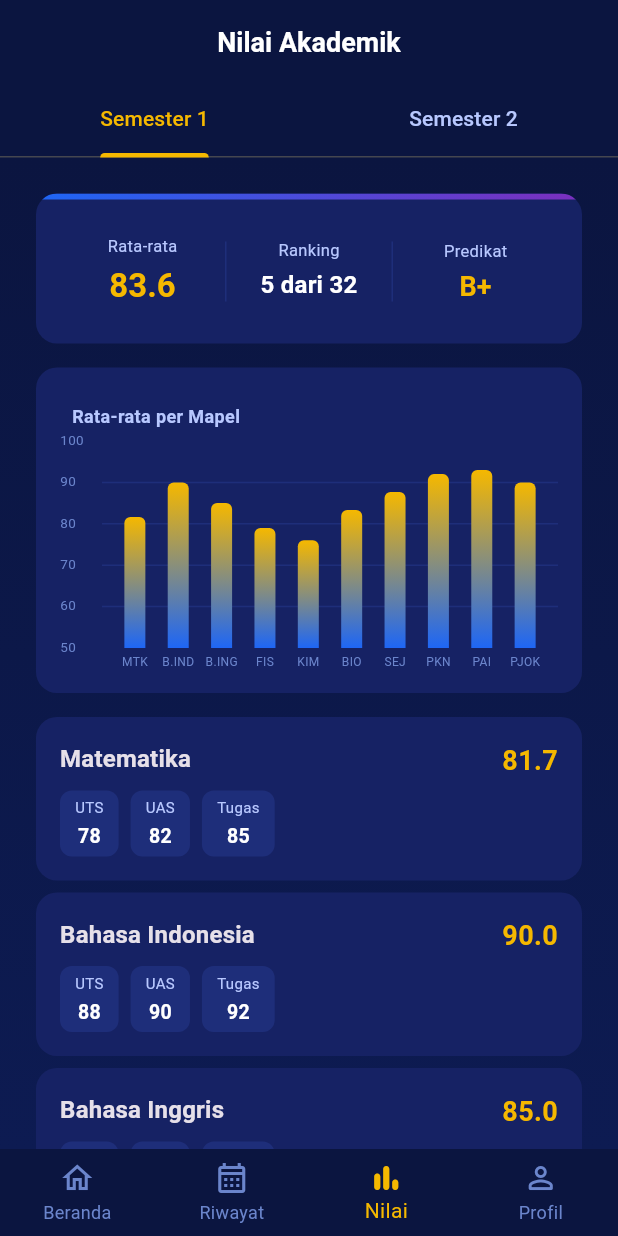
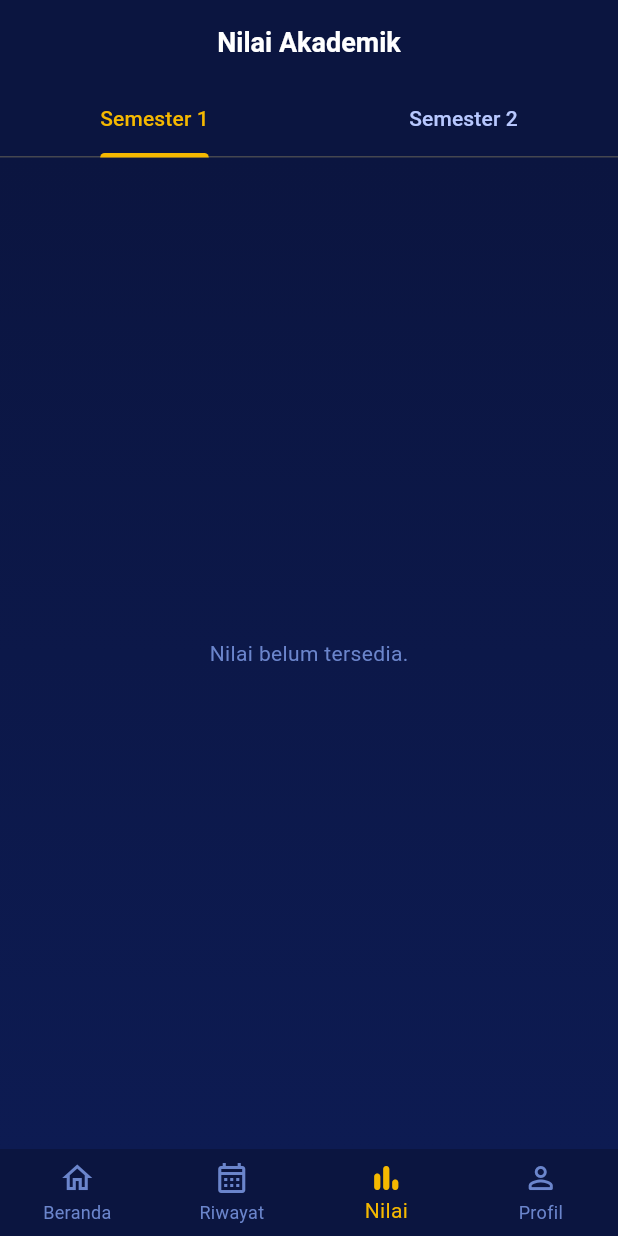
Before and after one commit to Keroo0/ambis-attendance, a Flutter app: the GradesScreen screen opened by its route, on a phone screen of 412 x 824 dp. Run offline on Flutter 3.47's test engine with Material 3 defaults, Android fonts, the phone set to English and light mode, and no system bars; drawn by our look-alikes of toastification; our stand-ins replace camera, drift, flutter_riverpod, flutter_secure_storage, geolocator, go_router and 3 more; missing offline and left inert: google_ml_kit, tflite_flutter; accounts and stored records are empty; generated files the repository leaves out were written again.

Commit message:
feat(grades): wire GradesScreen to Drift via gradesProvider, remove dummy data
Replace hardcoded DummySubjectGrade/DummySummary with real SubjectGrade/GradeSummary
from GradeRepository; add gradesProvider FutureProvider.family for Semester 1/2;
add loading/error/empty states; delete dummy_grades.dart.

Co-Authored-By: Claude Sonnet 4.6 <noreply@anthropic.com>

```diff
--- a/lib/features/grades/data/dummy_grades.dart
+++ /dev/null
@@ -1,69 +0,0 @@
-class DummySubjectGrade {
-  final String subject;
-  final double utsScore;
-  final double uasScore;
-  final double tugasScore;
-
-  const DummySubjectGrade({
-    required this.subject,
-    required this.utsScore,
-    required this.uasScore,
-    required this.tugasScore,
-  });
-
-  double get average => (utsScore + uasScore + tugasScore) / 3;
-}
-
-class DummySummary {
-  final double overallAverage;
-  final int rank;
-  final int totalStudents;
-  final String predikat;
-
-  const DummySummary({
-    required this.overallAverage,
-    required this.rank,
-    required this.totalStudents,
-    required this.predikat,
-  });
-}
-
-const kDummyGradesSem1 = [
-  DummySubjectGrade(subject: 'Matematika',            utsScore: 78, uasScore: 82, tugasScore: 85),
-  DummySubjectGrade(subject: 'Bahasa Indonesia',      utsScore: 88, uasScore: 90, tugasScore: 92),
-  DummySubjectGrade(subject: 'Bahasa Inggris',        utsScore: 82, uasScore: 85, tugasScore: 88),
-  DummySubjectGrade(subject: 'Fisika',                utsScore: 75, uasScore: 79, tugasScore: 83),
-  DummySubjectGrade(subject: 'Kimia',                 utsScore: 72, uasScore: 76, tugasScore: 80),
-  DummySubjectGrade(subject: 'Biologi',               utsScore: 80, uasScore: 83, tugasScore: 87),
-  DummySubjectGrade(subject: 'Sejarah Indonesia',     utsScore: 85, uasScore: 88, tugasScore: 90),
-  DummySubjectGrade(subject: 'Pendidikan Pancasila',  utsScore: 90, uasScore: 92, tugasScore: 94),
-  DummySubjectGrade(subject: 'Pendidikan Agama Islam',utsScore: 91, uasScore: 93, tugasScore: 95),
-  DummySubjectGrade(subject: 'Pendidikan Jasmani',    utsScore: 88, uasScore: 90, tugasScore: 92),
-];
-
-const kDummyGradesSem2 = [
-  DummySubjectGrade(subject: 'Matematika',            utsScore: 80, uasScore: 84, tugasScore: 87),
-  DummySubjectGrade(subject: 'Bahasa Indonesia',      utsScore: 89, uasScore: 91, tugasScore: 93),
-  DummySubjectGrade(subject: 'Bahasa Inggris',        utsScore: 84, uasScore: 87, tugasScore: 90),
-  DummySubjectGrade(subject: 'Fisika',                utsScore: 77, uasScore: 81, tugasScore: 85),
-  DummySubjectGrade(subject: 'Kimia',                 utsScore: 74, uasScore: 78, tugasScore: 82),
-  DummySubjectGrade(subject: 'Biologi',               utsScore: 82, uasScore: 85, tugasScore: 89),
-  DummySubjectGrade(subject: 'Sejarah Indonesia',     utsScore: 87, uasScore: 89, tugasScore: 92),
-  DummySubjectGrade(subject: 'Pendidikan Pancasila',  utsScore: 91, uasScore: 93, tugasScore: 95),
-  DummySubjectGrade(subject: 'Pendidikan Agama Islam',utsScore: 92, uasScore: 94, tugasScore: 96),
-  DummySubjectGrade(subject: 'Pendidikan Jasmani',    utsScore: 89, uasScore: 91, tugasScore: 93),
-];
-
-const kDummySummarySem1 = DummySummary(
-  overallAverage: 83.6,
-  rank: 5,
-  totalStudents: 32,
-  predikat: 'B+',
-);
-
-const kDummySummarySem2 = DummySummary(
-  overallAverage: 85.3,
-  rank: 4,
-  totalStudents: 32,
-  predikat: 'A-',
-);
--- /dev/null
+++ b/lib/features/grades/presentation/providers/grades_provider.dart
@@ -0,0 +1,14 @@
+import 'package:flutter_riverpod/flutter_riverpod.dart';
+
+import '../../../auth/presentation/providers/auth_provider.dart';
+import '../../data/repositories/grade_repository.dart';
+
+final gradesProvider = FutureProvider.family<(List<SubjectGrade>, GradeSummary), int>(
+  (ref, semester) async {
+    final user = ref.watch(authProvider).valueOrNull;
+    if (user == null) return (<SubjectGrade>[], GradeSummary.empty);
+    final repo = ref.watch(gradeRepositoryProvider);
+    await repo.seedIfEmpty(user.id);
+    return repo.getGradesByStudent(user.id, semester);
+  },
+);
--- a/lib/features/grades/presentation/screens/grades_screen.dart
+++ b/lib/features/grades/presentation/screens/grades_screen.dart
@@ -5,7 +5,8 @@ import 'package:flutter_riverpod/flutter_riverpod.dart';
 import '../../../../core/constants/colors.dart';
 import '../../../../core/constants/spacing.dart';
 import '../../../../shared/widgets/gradient_background.dart';
-import '../../data/dummy_grades.dart';
+import '../../data/repositories/grade_repository.dart';
+import '../providers/grades_provider.dart';
 
 class GradesScreen extends ConsumerWidget {
   const GradesScreen({super.key});
@@ -18,10 +19,7 @@ class GradesScreen extends ConsumerWidget {
         appBar: AppBar(
           title: const Text('Nilai Akademik'),
           bottom: const TabBar(
-            tabs: [
-              Tab(text: 'Semester 1'),
-              Tab(text: 'Semester 2'),
-            ],
+            tabs: [Tab(text: 'Semester 1'), Tab(text: 'Semester 2')],
             indicatorColor: AppColors.accent,
             labelColor: AppColors.accent,
             unselectedLabelColor: AppColors.textSecondary,
@@ -31,14 +29,8 @@ class GradesScreen extends ConsumerWidget {
         body: const GradientBackground(
           child: TabBarView(
             children: [
-              _GradesListView(
-                grades: kDummyGradesSem1,
-                summary: kDummySummarySem1,
-              ),
-              _GradesListView(
-                grades: kDummyGradesSem2,
-                summary: kDummySummarySem2,
-              ),
+              _GradesTab(semester: 1),
+              _GradesTab(semester: 2),
             ],
           ),
         ),
@@ -47,11 +39,57 @@ class GradesScreen extends ConsumerWidget {
   }
 }
 
+class _GradesTab extends ConsumerWidget {
+  const _GradesTab({required this.semester});
+
+  final int semester;
+
+  @override
+  Widget build(BuildContext context, WidgetRef ref) {
+    final async = ref.watch(gradesProvider(semester));
+    return async.when(
+      loading: () => const Center(child: CircularProgressIndicator()),
+      error: (e, _) => Center(
+        child: Padding(
+          padding: const EdgeInsets.all(Spacing.md),
+          child: Column(
+            mainAxisAlignment: MainAxisAlignment.center,
+            children: [
+              Text(
+                'Gagal memuat nilai: $e',
+                textAlign: TextAlign.center,
+                style: const TextStyle(color: AppColors.error),
+              ),
+              const SizedBox(height: Spacing.sm),
+              ElevatedButton(
+                onPressed: () => ref.invalidate(gradesProvider(semester)),
+                child: const Text('Coba Lagi'),
+              ),
+            ],
+          ),
+        ),
+      ),
+      data: (result) {
+        final (grades, summary) = result;
+        if (grades.isEmpty) {
+          return const Center(
+            child: Text(
+              'Nilai belum tersedia.',
+              style: TextStyle(color: AppColors.textHint),
+            ),
+          );
+        }
+        return _GradesListView(grades: grades, summary: summary);
+      },
+    );
+  }
+}
+
 class _GradesListView extends StatelessWidget {
   const _GradesListView({required this.grades, required this.summary});
 
-  final List<DummySubjectGrade> grades;
-  final DummySummary summary;
+  final List<SubjectGrade> grades;
+  final GradeSummary summary;
 
   @override
   Widget build(BuildContext context) {
@@ -62,10 +100,7 @@ class _GradesListView extends StatelessWidget {
         Expanded(
           child: ListView.separated(
             padding: const EdgeInsets.fromLTRB(
-              Spacing.md,
-              Spacing.sm,
-              Spacing.md,
-              Spacing.lg,
+              Spacing.md, Spacing.sm, Spacing.md, Spacing.lg,
             ),
             itemCount: grades.length,
             separatorBuilder: (_, __) => const SizedBox(height: Spacing.xs),
@@ -80,9 +115,8 @@ class _GradesListView extends StatelessWidget {
 class _GradesChart extends StatelessWidget {
   const _GradesChart({required this.grades});
 
-  final List<DummySubjectGrade> grades;
+  final List<SubjectGrade> grades;
 
-  // Abbreviate subject names for the X-axis labels
   String _abbr(String subject) {
     const map = {
       'Matematika': 'MTK',
@@ -227,7 +261,7 @@ class _GradesChart extends StatelessWidget {
 class _SummaryCard extends StatelessWidget {
   const _SummaryCard({required this.summary});
 
-  final DummySummary summary;
+  final GradeSummary summary;
 
   @override
   Widget build(BuildContext context) {
@@ -241,12 +275,9 @@ class _SummaryCard extends StatelessWidget {
       child: Column(
         mainAxisSize: MainAxisSize.min,
         children: [
-          // accent strip
           Container(
             height: 4,
-            decoration: const BoxDecoration(
-              gradient: AppColors.brandGradient,
-            ),
+            decoration: const BoxDecoration(gradient: AppColors.brandGradient),
           ),
           Padding(
             padding: const EdgeInsets.all(Spacing.md),
@@ -299,13 +330,8 @@ class _SummaryColumn extends StatelessWidget {
     return Expanded(
       child: Column(
         children: [
-          Text(
-            label,
-            style: const TextStyle(
-              color: AppColors.textSecondary,
-              fontSize: 11,
-            ),
-          ),
+          Text(label,
+              style: const TextStyle(color: AppColors.textSecondary, fontSize: 11)),
           const SizedBox(height: 4),
           Text(
             value,
@@ -339,7 +365,7 @@ class _VerticalDivider extends StatelessWidget {
 class _SubjectGradeCard extends StatelessWidget {
   const _SubjectGradeCard({required this.grade});
 
-  final DummySubjectGrade grade;
+  final SubjectGrade grade;
 
   @override
   Widget build(BuildContext context) {
@@ -354,9 +380,10 @@ class _SubjectGradeCard extends StatelessWidget {
                 Expanded(
                   child: Text(
                     grade.subject,
-                    style: Theme.of(context).textTheme.titleMedium!.copyWith(
-                          fontWeight: FontWeight.w600,
-                        ),
+                    style: Theme.of(context)
+                        .textTheme
+                        .titleMedium!
+                        .copyWith(fontWeight: FontWeight.w600),
                   ),
                 ),
                 Text(
@@ -402,13 +429,8 @@ class _ScoreBadge extends StatelessWidget {
       ),
       child: Column(
         children: [
-          Text(
-            label,
-            style: const TextStyle(
-              color: AppColors.textSecondary,
-              fontSize: 10,
-            ),
-          ),
+          Text(label,
+              style: const TextStyle(color: AppColors.textSecondary, fontSize: 10)),
           const SizedBox(height: 2),
           Text(
             score.toStringAsFixed(0),
```
